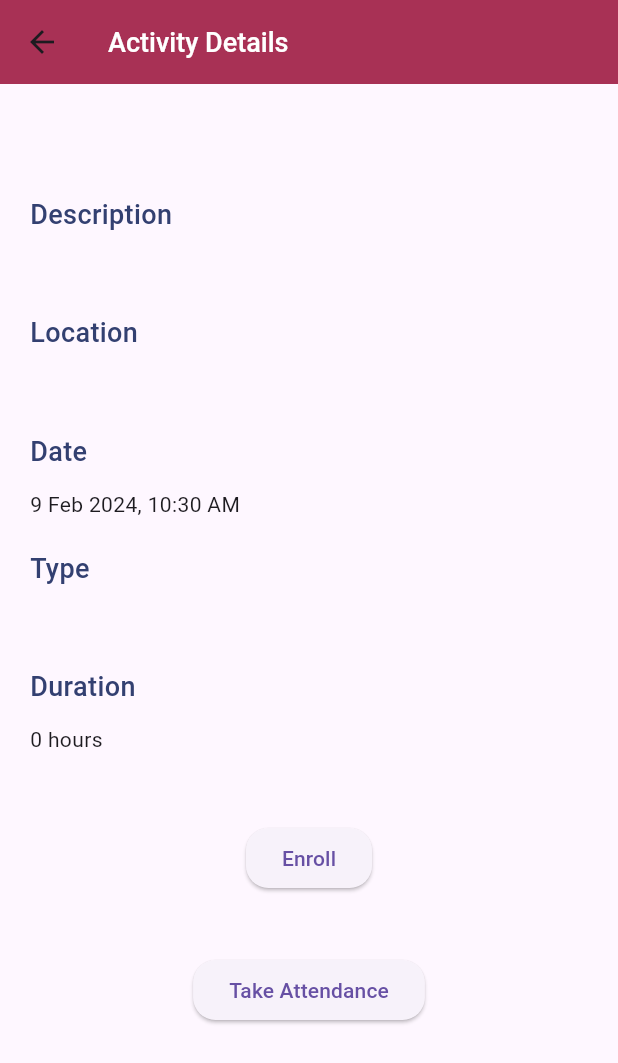
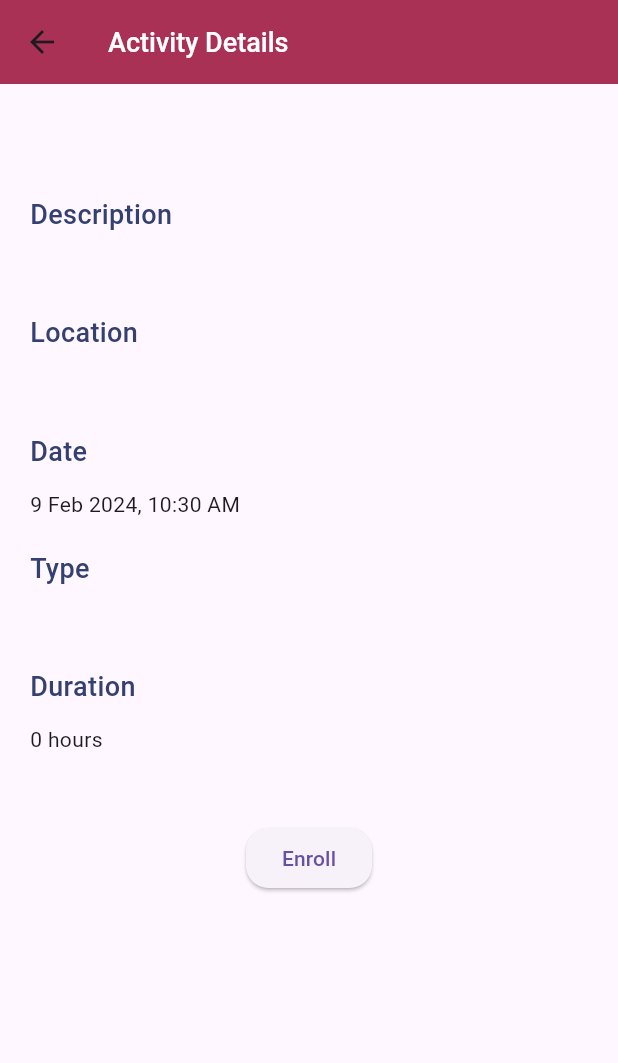
Before and after one commit to aemeeeee/biggestatheart, a Flutter app: the ActivityPage screen opened directly with empty values, on a phone screen of 412 x 824 dp. Shown: the top 1063 px of the screen. Run offline on Flutter 3.47's test engine with Material 3 defaults, Android fonts, the phone set to English and light mode, and no system bars; our stand-ins replace cloud_firestore, firebase_auth, firebase_core, flutter_typeahead, font_awesome_flutter; accounts and stored records are empty.

Commit message:
conditional display enrol / take attendance

```diff
--- a/BAH_Flutter/lib/Routes/activity_page.dart
+++ b/BAH_Flutter/lib/Routes/activity_page.dart
@@ -168,7 +168,9 @@ class ActivityPageState extends State<ActivityPage> {
 
                             // Enroll button
                             const SizedBox(height: 20),
-                            currActivityList.contains(widget.activityID)
+                            isAdmin
+                                ? takeAttendanceButton(context, widget.activityID)
+                                : currActivityList.contains(widget.activityID)
                                   ? const Text(
                                       "You are already enrolled in this activity.",
                                       style: TextStyle(
@@ -177,8 +179,6 @@ class ActivityPageState extends State<ActivityPage> {
                                           color:
                                               Color.fromARGB(255, 51, 64, 113)))
                                   : enrollButton(currUserID),
-                            const SizedBox(height: 20),
-                            takeAttendanceButton(context, widget.activityID),
                           ],
                         ),
                       ],
```
Lines whose indentation alone changed are shown as unchanged.
